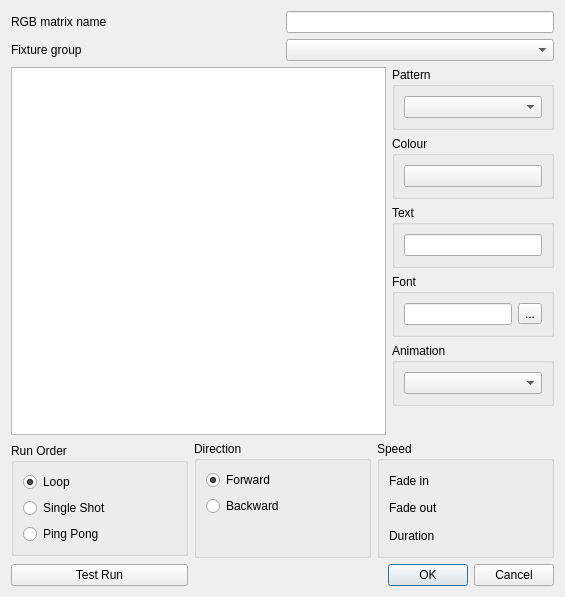
Qt form trunk/ui/src/rgbmatrixeditor.ui (Bondzio/qlc) before a commit.
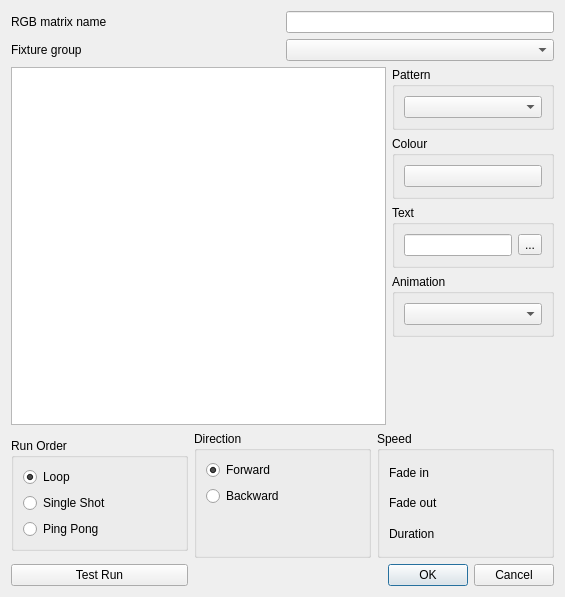
The same form after that commit. Icons and pictures are not drawn.

Commit message: Removed font group and moved font button to text group in rgbmatrixeditor. Added some tooltips.

```diff
--- a/trunk/ui/src/rgbmatrixeditor.ui
+++ b/trunk/ui/src/rgbmatrixeditor.ui
@@ -123,31 +123,12 @@
               <verstretch>0</verstretch>
              </sizepolicy>
             </property>
-           </widget>
-          </item>
-         </layout>
-        </widget>
-       </item>
-       <item>
-        <widget class="QGroupBox" name="m_fontGroup">
-         <property name="title">
-          <string>Font</string>
-         </property>
-         <layout class="QHBoxLayout" name="horizontalLayout">
-          <item>
-           <widget class="QLineEdit" name="m_fontEdit">
-            <property name="sizePolicy">
-             <sizepolicy hsizetype="Minimum" vsizetype="Fixed">
-              <horstretch>0</horstretch>
-              <verstretch>0</verstretch>
-             </sizepolicy>
+            <property name="toolTip">
+             <string>Text to display</string>
             </property>
-            <property name="readOnly">
-             <bool>true</bool>
-            </property>
            </widget>
           </item>
-          <item>
+          <item row="0" column="1">
            <widget class="QToolButton" name="m_fontButton">
             <property name="text">
              <string>...</string>
@@ -174,7 +155,11 @@
          </property>
          <layout class="QVBoxLayout" name="verticalLayout">
           <item>
-           <widget class="QComboBox" name="m_animationCombo"/>
+           <widget class="QComboBox" name="m_animationCombo">
+            <property name="toolTip">
+             <string>Animation style</string>
+            </property>
+           </widget>
           </item>
          </layout>
         </widget>
```
Left out of the diff: 12 changed lines with no effect on the pictures. The commit also changes 1 other file.
